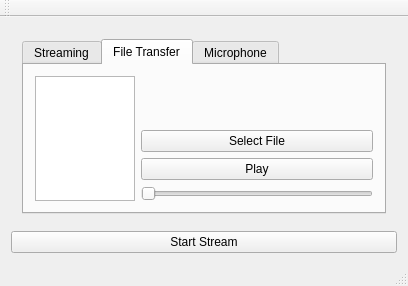
Before: the Qt Designer form CommAudioServer/mainwindow.ui in jerrybeanman/CommAudio, drawn with Qt 5.
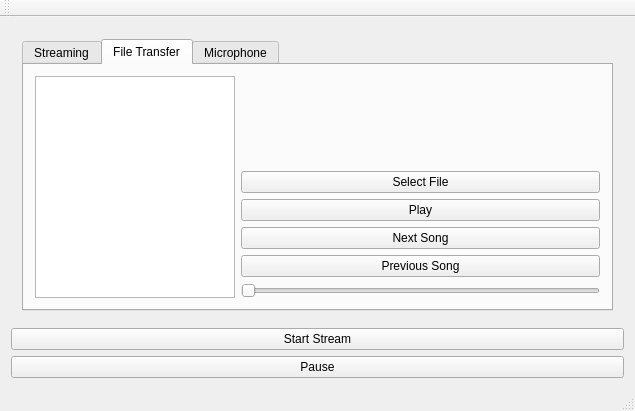
After: the same form once the commit is applied.

Commit message: Added functions for splitting and repopulating a music list.

Diff of the .ui file:
```diff
--- a/CommAudioServer/mainwindow.ui
+++ b/CommAudioServer/mainwindow.ui
@@ -6,8 +6,8 @@
    <rect>
     <x>0</x>
     <y>0</y>
-    <width>408</width>
-    <height>286</height>
+    <width>635</width>
+    <height>411</height>
    </rect>
   </property>
   <property name="windowTitle">
@@ -205,6 +205,12 @@
            <layout class="QHBoxLayout" name="horizontalLayout_2">
             <item>
              <widget class="QListWidget" name="listWidget_2">
+              <property name="minimumSize">
+               <size>
+                <width>200</width>
+                <height>0</height>
+               </size>
+              </property>
               <property name="maximumSize">
                <size>
                 <width>100</width>
@@ -251,6 +257,20 @@
                 </property>
                </widget>
               </item>
+              <item>
+               <widget class="QPushButton" name="nextsongBtn">
+                <property name="text">
+                 <string>Next Song</string>
+                </property>
+               </widget>
+              </item>
+              <item>
+               <widget class="QPushButton" name="prevsongBtn">
+                <property name="text">
+                 <string>Previous Song</string>
+                </property>
+               </widget>
+              </item>
               <item>
                <widget class="QSlider" name="progressBar">
                 <property name="orientation">
@@ -309,6 +329,13 @@
       </property>
      </widget>
     </item>
+    <item>
+     <widget class="QPushButton" name="pauseBtn">
+      <property name="text">
+       <string>Pause</string>
+      </property>
+     </widget>
+    </item>
    </layout>
   </widget>
   <widget class="QMenuBar" name="menuBar">
```
Left out of the diff: 2 changed lines with no effect on the pictures. The commit also changes 2 other files.
